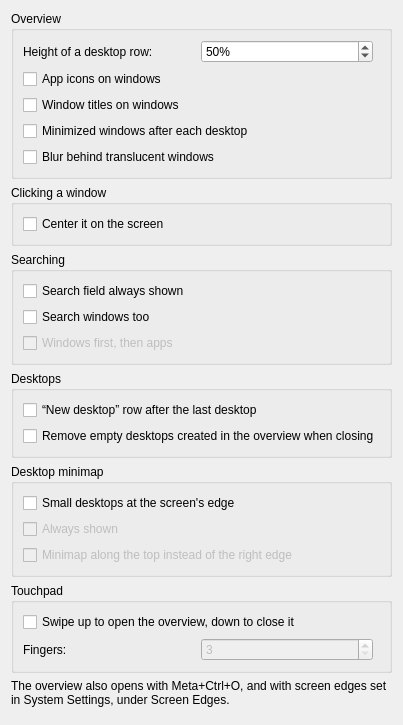
divinae/karousel-overview, file package/contents/ui/config.ui: the form before one commit.
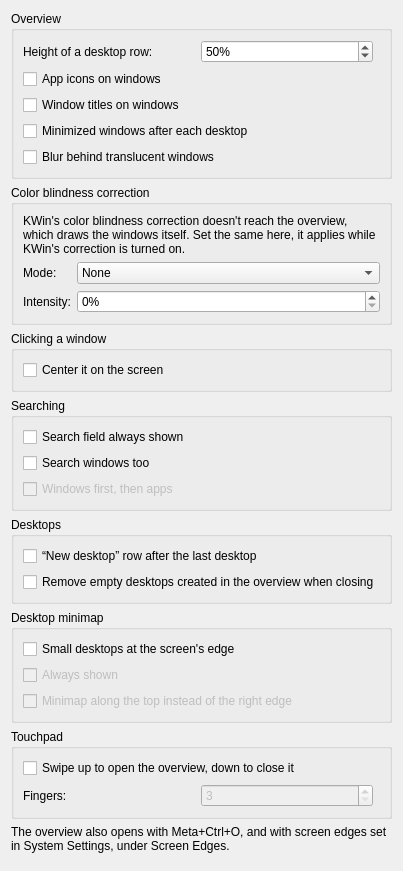
The form after the commit.

Commit message:
Release 0.10: stacked columns spread out on hover, color blindness correction
A stacked column spreads out in the overview while the pointer rests on
it or its grip, or one of its windows is chosen with the arrow keys, so
each window can be picked; Karousel's layout stays as it is.

KWin's color blindness correction is applied per window as KWin draws
it, so it never reached the overview. The overview now applies the same
correction over itself, set in its own settings, while KWin's is on.

What changed in the file:
```diff
--- a/package/contents/ui/config.ui
+++ b/package/contents/ui/config.ui
@@ -95,6 +95,81 @@
      </layout>
     </widget>
    </item>
+   <item>
+    <widget class="QGroupBox" name="groupColorCorrection">
+     <property name="title">
+      <string>Color blindness correction</string>
+     </property>
+     <layout class="QFormLayout">
+       <item row="0" column="0" colspan="2">
+        <widget class="QLabel" name="labelColorCorrection">
+         <property name="text">
+          <string>KWin's color blindness correction doesn't reach the overview, which draws the windows itself. Set the same here, it applies while KWin's correction is turned on.</string>
+         </property>
+         <property name="wordWrap">
+          <bool>true</bool>
+         </property>
+        </widget>
+       </item>
+       <item row="1" column="0">
+        <widget class="QLabel" name="labelColorCorrectionMode">
+         <property name="text">
+          <string>Mode:</string>
+         </property>
+        </widget>
+       </item>
+       <item row="1" column="1">
+        <widget class="QComboBox" name="kcfg_ColorCorrection">
+         <item>
+          <property name="text">
+           <string>None</string>
+          </property>
+         </item>
+         <item>
+          <property name="text">
+           <string>Protanopia (red-green)</string>
+          </property>
+         </item>
+         <item>
+          <property name="text">
+           <string>Deuteranopia (green-red)</string>
+          </property>
+         </item>
+         <item>
+          <property name="text">
+           <string>Tritanopia (blue-yellow)</string>
+          </property>
+         </item>
+         <item>
+          <property name="text">
+           <string>Grayscale</string>
+          </property>
+         </item>
+        </widget>
+       </item>
+       <item row="2" column="0">
+        <widget class="QLabel" name="labelColorCorrectionIntensity">
+         <property name="text">
+          <string>Intensity:</string>
+         </property>
+        </widget>
+       </item>
+       <item row="2" column="1">
+        <widget class="QSpinBox" name="kcfg_ColorCorrectionIntensity">
+         <property name="suffix">
+          <string>%</string>
+         </property>
+         <property name="minimum">
+          <number>0</number>
+         </property>
+         <property name="maximum">
+          <number>100</number>
+         </property>
+        </widget>
+       </item>
+     </layout>
+    </widget>
+   </item>
    <item>
     <widget class="QGroupBox" name="groupClicking">
      <property name="title">
```
The commit also changes 15 other files.
